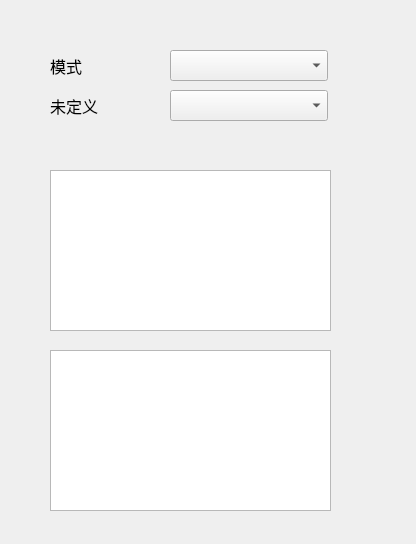
First picture: the form in src/configwindow.ui, repository jiangzc/CuteTranslation, before the edit.
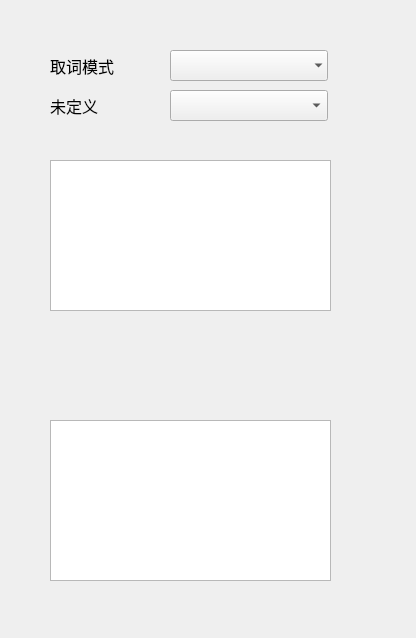
Second picture: the form after the edit.

Commit message: adjust config ui

```diff
--- a/src/configwindow.ui
+++ b/src/configwindow.ui
@@ -7,7 +7,7 @@
     <x>0</x>
     <y>0</y>
     <width>416</width>
-    <height>544</height>
+    <height>638</height>
    </rect>
   </property>
   <property name="windowTitle">
@@ -22,19 +22,25 @@
      <height>31</height>
     </rect>
    </property>
+   <property name="styleSheet">
+    <string notr="true">combobox-popup: 0;</string>
+   </property>
+   <property name="frame">
+    <bool>false</bool>
+   </property>
   </widget>
   <widget class="QLabel" name="label">
    <property name="geometry">
     <rect>
      <x>50</x>
      <y>50</y>
-     <width>61</width>
+     <width>101</width>
      <height>31</height>
     </rect>
    </property>
    <property name="font">
     <font>
-     <family>Noto Sans CJK SC</family>
+     <family>微软雅黑</family>
      <pointsize>12</pointsize>
      <weight>50</weight>
      <bold>false</bold>
@@ -44,7 +50,7 @@
     <string notr="true"/>
    </property>
    <property name="text">
-    <string>模式</string>
+    <string>取词模式</string>
    </property>
   </widget>
   <widget class="QLabel" name="label_2">
@@ -52,13 +58,13 @@
     <rect>
      <x>50</x>
      <y>90</y>
-     <width>91</width>
+     <width>101</width>
      <height>31</height>
     </rect>
    </property>
    <property name="font">
     <font>
-     <family>Noto Sans CJK SC</family>
+     <family>微软雅黑</family>
      <pointsize>12</pointsize>
      <weight>50</weight>
      <bold>false</bold>
@@ -85,9 +91,9 @@
    <property name="geometry">
     <rect>
      <x>50</x>
-     <y>170</y>
+     <y>160</y>
      <width>281</width>
-     <height>161</height>
+     <height>151</height>
     </rect>
    </property>
   </widget>
@@ -95,7 +101,7 @@
    <property name="geometry">
     <rect>
      <x>50</x>
-     <y>350</y>
+     <y>420</y>
      <width>281</width>
      <height>161</height>
     </rect>
```
Left out of the diff: 4 changed lines with no effect on the pictures. The commit also changes 5 other files.
